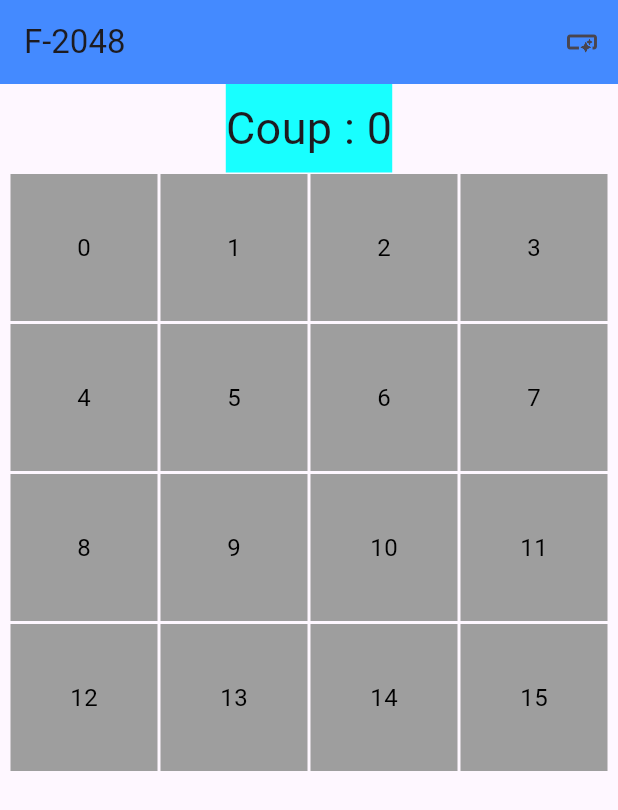
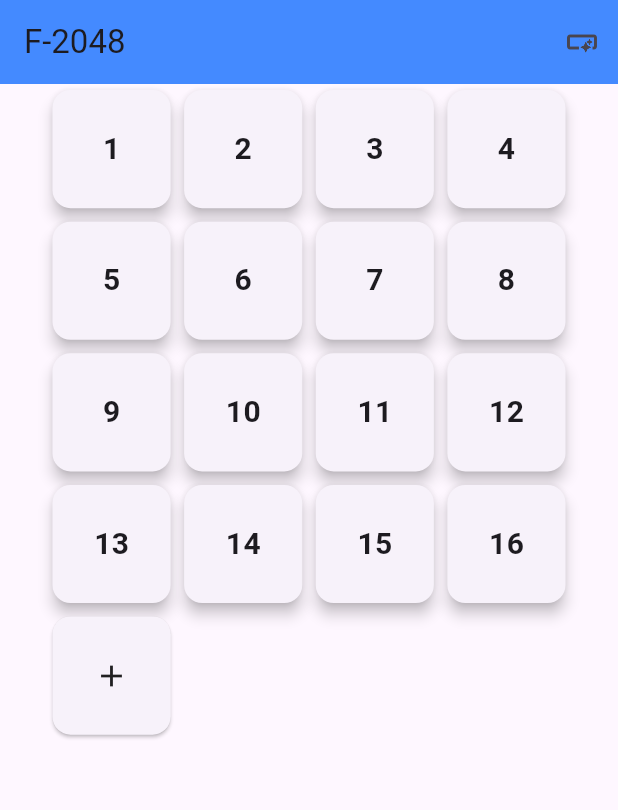
Before and after one commit to Corentin0502/jeu_2048, a Flutter app: the screen it shows after launch, on a phone screen of 412 x 824 dp. Shown: the top 810 px of the screen. Run offline on Flutter 3.47's test engine with Material 3 defaults, Android fonts, the phone set to English and light mode, and no system bars; drawn by our look-alikes of reorderable_grid_view; missing offline and left inert: flutter_swipe_detector.

Commit message:
commit ReorderableGridView

```diff
--- a/lib/main.dart
+++ b/lib/main.dart
@@ -1,7 +1,9 @@
 // lib/main.dart
 import 'package:flutter/material.dart';
+import 'package:jeu_2048/widgets/swipe.dart';
 import 'widgets/tableau.dart'; // Import du widget créé
 import 'widgets/coup.dart'; // Import du widget créé
+
 
 void main() {
   runApp(MyApp());
@@ -23,9 +25,11 @@ class MyApp extends StatelessWidget {
             ),
           ],
         ),
-        body: Column( // Utilisation de Column pour empiler les widgets
+        body:
+        Column( // Utilisation de Column pour empiler les widgets
           children: [
-            Coup(), // Ajout du widget Coup ici
+            //Coup(), // Ajout du widget Coup ici
+            //Swipe(),
             Expanded(child: Tableau(title: "Tableau personnalisé")), // Utilisation du widget
           ],
         ),
--- a/lib/widgets/coup.dart
+++ b/lib/widgets/coup.dart
@@ -7,6 +7,7 @@ class Coup extends StatelessWidget {
   @override
   Widget build(BuildContext context) {
     return Center(
+
       child: Container(
         color: Colors.cyanAccent, // Couleur de surlignage
         padding: EdgeInsets.symmetric(vertical: 8.0), // Pour ajouter un peu d'espace
@@ -17,4 +18,5 @@ class Coup extends StatelessWidget {
       ),
     );
   }
+
 }
--- a/lib/widgets/tableau.dart
+++ b/lib/widgets/tableau.dart
@@ -1,40 +1,102 @@
 // lib/custom_widget.dart
 import 'package:flutter/material.dart';
+import 'package:reorderable_grid_view/reorderable_grid_view.dart';
+import 'coup.dart';
 
-class Tableau extends StatelessWidget {
+class Tableau extends StatefulWidget {
   final String title;
+  Tableau({Key? key, required this.title}) : super(key: key);
 
-  Tableau({required this.title});
+  @override
+  _TableauState createState() => _TableauState();
+}
+
+class _TableauState extends State<Tableau> {
+  final List<int> data = [1, 2, 3, 4, 5, 6, 7, 8, 9, 10, 11, 12, 13, 14, 15, 16];
+
+
+  // @override
+  // Widget build(BuildContext context) {
+  //   return Center(
+  //     child: Container(
+  //       width: 400, // Espacement interne autour du tableau
+  //       child: GridView.builder(
+  //         gridDelegate: const SliverGridDelegateWithFixedCrossAxisCount(
+  //           crossAxisCount: 4, // 4 colonnes
+  //           childAspectRatio: 1, // Chaque cellule est carrée
+  //         ),
+  //         itemCount: 16, // 4x4 = 16 cellules
+  //         itemBuilder: (context, index) {
+  //           return GestureDetector(
+  //             onTap: () {
+  //               print('Tapped on tile $index');
+  //             }, // Gérer le tap sur la case ici
+  //             child: Container(
+  //               margin: EdgeInsets.all(1), // Espacement entre les cellules
+  //               height: 50.0,
+  //               color: Colors.grey,
+  //               alignment: Alignment.center,
+  //               child: Text(
+  //                 '$index',
+  //                 style: TextStyle(color: Colors.black, fontSize: 16),
+  //               ),
+  //             ),
+  //           );
+  //         },
+  //       ),
+  //     ),
+  //   );
+  // }
+
+  // void IncrementCoup(int nbCoup){
+  //   nbCoup++;
+  // }
+
+  Widget buildItem(int value) {
+    return Card(
+      key: ValueKey(value),
+      elevation: 4,
+      child: InkWell(
+        onTap: () {
+          ScaffoldMessenger.of(context).showSnackBar(
+            SnackBar(content: Text('Tapped on item: $value')),
+          );
+        },
+        child: Center(
+          child: Text(
+            '$value',
+            style: TextStyle(fontSize: 20, fontWeight: FontWeight.bold),
+          ),
+        ),
+      ),
+    );
+  }
 
   @override
   Widget build(BuildContext context) {
     return Center(
       child: Container(
-        width: 400, // Espacement interne autour du tableau
-        child: GridView.builder(
-          gridDelegate: const SliverGridDelegateWithFixedCrossAxisCount(
-            crossAxisCount: 4, // 4 colonnes
-            childAspectRatio: 1, // Chaque cellule est carrée
-          ),
-          itemCount: 16, // 4x4 = 16 cellules
-          itemBuilder: (context, index) {
-            return GestureDetector(
-              onTap: () {
-                print('Tapped on tile $index');
-                //IncrementCoup(coup);
-              }, // Gérer le tap sur la case ici
-              child: Container(
-                margin: EdgeInsets.all(1), // Espacement entre les cellules
-                height: 50.0,
-                color: Colors.grey,
-                alignment: Alignment.center,
-                child: Text(
-                  '$index',
-                  style: TextStyle(color: Colors.black, fontSize: 16),
-                ),
+        width: 350,
+        child: ReorderableGridView.count(
+          crossAxisSpacing: 1,
+          mainAxisSpacing: 1,
+          crossAxisCount: 4,
+          childAspectRatio: 1,
+          children: data.map((value) => buildItem(value)).toList(),
+          onReorder: (oldIndex, newIndex) {
+            setState(() {
+              if (newIndex > oldIndex) newIndex--;
+              final element = data.removeAt(oldIndex);
+              data.insert(newIndex, element);
+            });
+          },
+          footer: [
+            Card(
+              child: Center(
+                child: Icon(Icons.add),
               ),
-            );
-          },
+            ),
+          ],
         ),
       ),
     );
--- a/pubspec.yaml
+++ b/pubspec.yaml
@@ -30,7 +30,9 @@ environment:
 dependencies:
   flutter:
     sdk: flutter
-
+  reorderable_grid_view: ^2.2.6
+  flutter_draggable_gridview: ^0.0.12
+  flutter_swipe_detector: ^2.0.0
 
   # The following adds the Cupertino Icons font to your application.
   # Use with the CupertinoIcons class for iOS style icons.
@@ -39,6 +41,7 @@ dependencies:
 dev_dependencies:
   flutter_test:
     sdk: flutter
+
 
   # The "flutter_lints" package below contains a set of recommended lints to
   # encourage good coding practices. The lint set provided by the package is
```
Also changed, not shown: lib/widgets/swipe.dart (added, +42 -0 lines), pubspec.lock, 1 other file.
